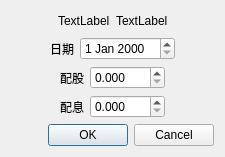
Above: QtStockDividendEditDialog.ui from foxking0416/PythonStockPrice before the change. Below: the same form after it.
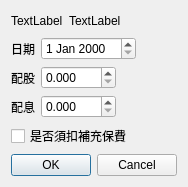
That is the form after the change.

Commit message: 補充保費的 UI 處理

```diff
--- a/QtStockDividendEditDialog.ui
+++ b/QtStockDividendEditDialog.ui
@@ -6,8 +6,8 @@
    <rect>
     <x>0</x>
     <y>0</y>
-    <width>225</width>
-    <height>153</height>
+    <width>185</width>
+    <height>185</height>
    </rect>
   </property>
   <property name="sizePolicy">
@@ -16,25 +16,18 @@
     <verstretch>0</verstretch>
    </sizepolicy>
   </property>
+  <property name="maximumSize">
+   <size>
+    <width>185</width>
+    <height>185</height>
+   </size>
+  </property>
   <property name="windowTitle">
    <string>股利分配</string>
   </property>
   <layout class="QVBoxLayout" name="verticalLayout">
    <item>
     <layout class="QHBoxLayout" name="horizontalLayout">
-     <item>
-      <spacer name="horizontalSpacer_5">
-       <property name="orientation">
-        <enum>Qt::Horizontal</enum>
-       </property>
-       <property name="sizeHint" stdset="0">
-        <size>
-         <width>40</width>
-         <height>20</height>
-        </size>
-       </property>
-      </spacer>
-     </item>
      <item>
       <widget class="QLabel" name="qtStockNumberLabel">
        <property name="text">
@@ -66,19 +59,6 @@
    </item>
    <item>
     <layout class="QHBoxLayout" name="horizontalLayout_2">
-     <item>
-      <spacer name="horizontalSpacer_6">
-       <property name="orientation">
-        <enum>Qt::Horizontal</enum>
-       </property>
-       <property name="sizeHint" stdset="0">
-        <size>
-         <width>40</width>
-         <height>20</height>
-        </size>
-       </property>
-      </spacer>
-     </item>
      <item>
       <widget class="QLabel" name="label_3">
        <property name="text">
@@ -106,19 +86,6 @@
    </item>
    <item>
     <layout class="QHBoxLayout" name="horizontalLayout_3">
-     <item>
-      <spacer name="horizontalSpacer_7">
-       <property name="orientation">
-        <enum>Qt::Horizontal</enum>
-       </property>
-       <property name="sizeHint" stdset="0">
-        <size>
-         <width>40</width>
-         <height>20</height>
-        </size>
-       </property>
-      </spacer>
-     </item>
      <item>
       <widget class="QLabel" name="label_4">
        <property name="text">
@@ -159,19 +126,6 @@
    </item>
    <item>
     <layout class="QHBoxLayout" name="horizontalLayout_4">
-     <item>
-      <spacer name="horizontalSpacer_8">
-       <property name="orientation">
-        <enum>Qt::Horizontal</enum>
-       </property>
-       <property name="sizeHint" stdset="0">
-        <size>
-         <width>40</width>
-         <height>20</height>
-        </size>
-       </property>
-      </spacer>
-     </item>
      <item>
       <widget class="QLabel" name="label_5">
        <property name="text">
@@ -210,6 +164,30 @@
      </item>
     </layout>
    </item>
+   <item>
+    <layout class="QHBoxLayout" name="horizontalLayout_5">
+     <item>
+      <widget class="QCheckBox" name="qtExtraInsuranceFeeCheckBox">
+       <property name="text">
+        <string>是否須扣補充保費</string>
+       </property>
+      </widget>
+     </item>
+     <item>
+      <spacer name="horizontalSpacer_10">
+       <property name="orientation">
+        <enum>Qt::Horizontal</enum>
+       </property>
+       <property name="sizeHint" stdset="0">
+        <size>
+         <width>40</width>
+         <height>20</height>
+        </size>
+       </property>
+      </spacer>
+     </item>
+    </layout>
+   </item>
    <item>
     <widget class="QDialogButtonBox" name="qtOkButtonBox">
      <property name="layoutDirection">
```
The commit also changes 2 other files.
